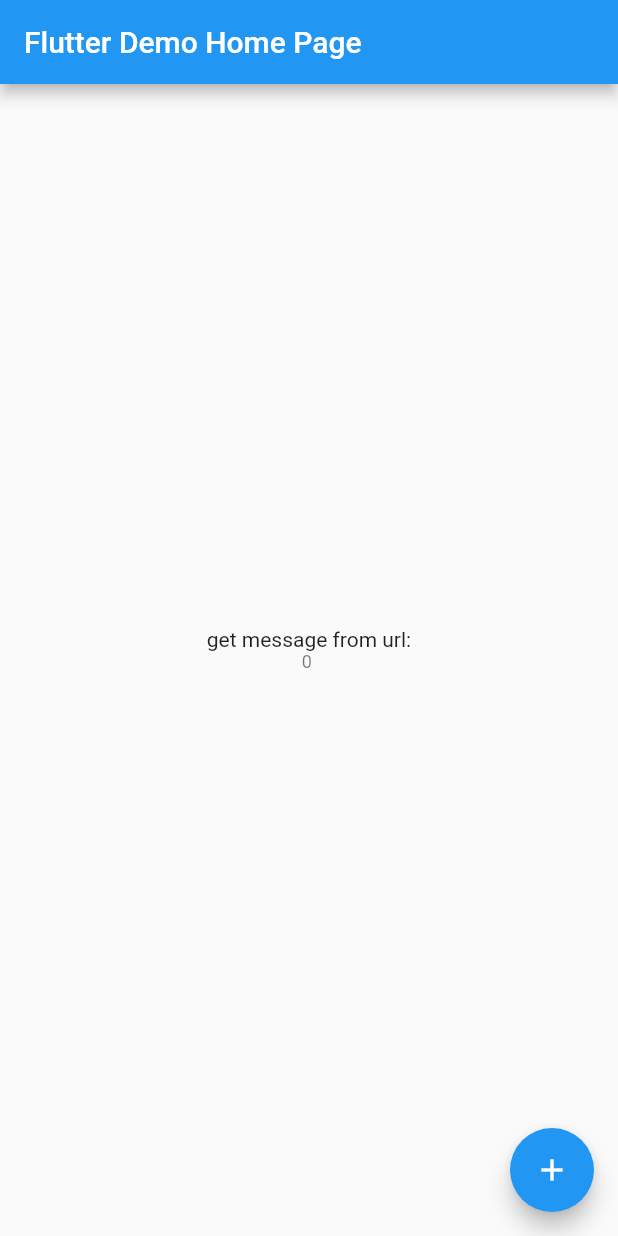
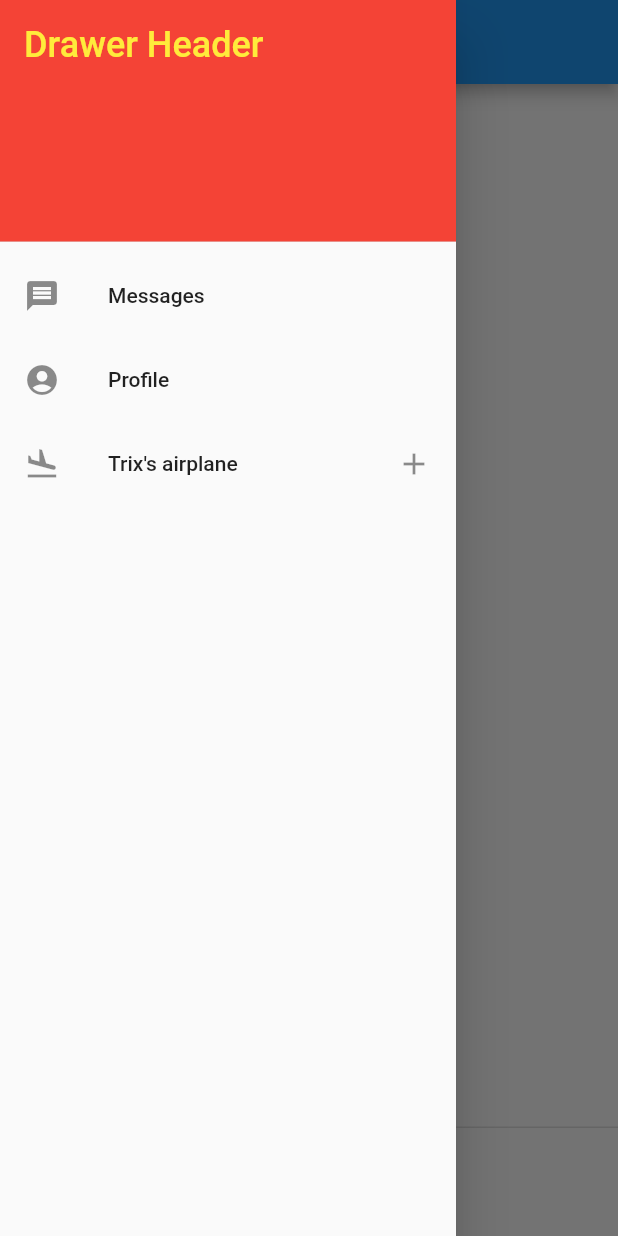
Before and after one commit to jinbo007/dart-grpc, a Flutter app: the MyHomePage screen opened directly, with the side drawer open (before the commit the screen has no drawer), on a phone screen of 412 x 824 dp. Run offline on Flutter 3.47's test engine with Material 2 defaults, Android fonts, the phone set to English and light mode, and no system bars; our stand-ins replace dio, fixnum, googleapis_auth, plugin_platform_interface; missing offline and left inert: dart:html, http2, protobuf.

Commit message:
update flutter demo

```diff
--- a/lib/main.dart
+++ b/lib/main.dart
@@ -36,28 +36,6 @@ class _MyHomePageState extends State<MyHomePage> {
   int _counter = 0;
   String content = "";
 
-  void _incrementCounter() {
-    // fetchDio().then((value) => {handleContent(value)});
-
-    // fetchDio();
-    //fetchDioWithCert();
-
-    // getDioTls().then((value) => {
-    //       // getDiomTls().then((value) => {
-    //       handleContent(value)
-    //     });
-
-    LivenessPlatform.instance.startLiveness().then(
-        (value) => handleContent("face recognition result:${value ?? ""}"));
-  }
-
-  void handleContent(String result) {
-    setState(() {
-      _counter++;
-      content = "$result\n$content";
-    });
-  }
-
   @override
   Widget build(BuildContext context) {
     return Scaffold(
@@ -66,8 +44,9 @@ class _MyHomePageState extends State<MyHomePage> {
       ),
       body: Center(
         child: Column(
-          mainAxisAlignment: MainAxisAlignment.center,
+          mainAxisAlignment: MainAxisAlignment.start,
           children: <Widget>[
+            TextButton(onPressed: () {}, child: Text('test TextButton')),
             const Text(
               'get message from url:',
             ),
@@ -78,11 +57,69 @@ class _MyHomePageState extends State<MyHomePage> {
           ],
         ),
       ),
+      floatingActionButtonLocation: FloatingActionButtonLocation.centerFloat,
       floatingActionButton: FloatingActionButton(
-        onPressed: _incrementCounter,
+        onPressed: () => {
+          debugPrint("start test"),
+        },
         tooltip: 'Increment',
         child: const Icon(Icons.add),
-      ), // This trailing comma makes auto-formatting nicer for build methods.
+      ),
+      persistentFooterAlignment: AlignmentDirectional.lerp(
+          AlignmentDirectional.centerStart,
+          AlignmentDirectional.centerStart,
+          1.0)!,
+      persistentFooterButtons: [
+        FloatingActionButton(
+          onPressed: () => {
+            debugPrint("start test"),
+          },
+          tooltip: 'Increment',
+          child: Icon(Icons.add),
+        ),
+        FloatingActionButton(
+          onPressed: () => {
+            debugPrint("start test"),
+          },
+          tooltip: 'Increment',
+          child: const Icon(Icons.add_a_photo),
+        )
+      ],
+      drawer: Drawer(
+        child: ListView(
+          padding: EdgeInsets.zero,
+          children: const <Widget>[
+            DrawerHeader(
+              decoration: BoxDecoration(
+                color: Colors.red,
+              ),
+              child: Text(
+                'Drawer Header',
+                style: TextStyle(
+                  color: Colors.yellow,
+                  fontSize: 24,
+                ),
+              ),
+            ),
+            ListTile(
+              leading: Icon(Icons.message),
+              title: Text('Messages'),
+            ),
+            ListTile(
+              leading: Icon(Icons.account_circle),
+              title: Text('Profile'),
+            ),
+            ListTile(
+              leading: Icon(Icons.flight_land),
+              title: Text("Trix's airplane"),
+              trailing: Icon(Icons.add),
+              enableFeedback: false,
+            ),
+          ],
+        ),
+      ),
+
+      // This trailing comma makes auto-formatting nicer for build methods.
     );
   }
 }
--- /dev/null
+++ b/lib/main_liveness_demo.dart
@@ -0,0 +1,88 @@
+import 'package:flutter/material.dart';
+import 'package:liveness/liveness_platform_interface.dart';
+import 'dio_mtls.dart';
+import 'pinging.dart';
+
+void main() {
+  runApp(const MyApp());
+}
+
+class MyApp extends StatelessWidget {
+  const MyApp({super.key});
+
+  // This widget is the root of your application.
+  @override
+  Widget build(BuildContext context) {
+    return MaterialApp(
+      title: 'Flutter Demo',
+      theme: ThemeData(
+        primarySwatch: Colors.blue,
+      ),
+      home: const MyHomePage(title: 'Flutter Demo Home Page'),
+    );
+  }
+}
+
+class MyHomePage extends StatefulWidget {
+  const MyHomePage({super.key, required this.title});
+
+  final String title;
+
+  @override
+  State<MyHomePage> createState() => _MyHomePageState();
+}
+
+class _MyHomePageState extends State<MyHomePage> {
+  int _counter = 0;
+  String content = "";
+
+  void _incrementCounter() {
+    // fetchDio().then((value) => {handleContent(value)});
+
+    // fetchDio();
+    //fetchDioWithCert();
+
+    // getDioTls().then((value) => {
+    //       // getDiomTls().then((value) => {
+    //       handleContent(value)
+    //     });
+
+    LivenessPlatform.instance.startLiveness().then(
+        (value) => handleContent("face recognition result222:${value ?? ""}"));
+  }
+
+  void handleContent(String result) {
+    setState(() {
+      _counter++;
+      content = "$result\n$content";
+    });
+  }
+
+  @override
+  Widget build(BuildContext context) {
+    return Scaffold(
+      appBar: AppBar(
+        title: Text(widget.title),
+      ),
+      body: Center(
+        child: Column(
+          mainAxisAlignment: MainAxisAlignment.center,
+          children: <Widget>[
+            const Text(
+              'get message from url:',
+            ),
+            Text(
+              '$_counter \n $content',
+              style: Theme.of(context).textTheme.bodySmall,
+            ),
+          ],
+        ),
+      ),
+      floatingActionButton: FloatingActionButton(
+        onPressed: _incrementCounter,
+        tooltip: 'Increment',
+        child: const Icon(Icons.add),
+      ), // This trailing comma makes auto-formatting nicer for build methods.
+    );
+  }
+}
--- a/liveness/lib/liveness_method_channel.dart
+++ b/liveness/lib/liveness_method_channel.dart
@@ -6,7 +6,6 @@ import 'liveness_platform_interface.dart';
 /// An implementation of [LivenessPlatform] that uses method channels.
 class MethodChannelLiveness extends LivenessPlatform {
   /// The method channel used to interact with the native platform.
-  @visibleForTesting
   final methodChannel = const MethodChannel('liveness');
 
   @override
```
Also changed, not shown: liveness/example/lib/main.dart (+13 -7 lines), liveness/lib/liveness.dart (+4 -3 lines), pubspec.lock, 1 other file.
